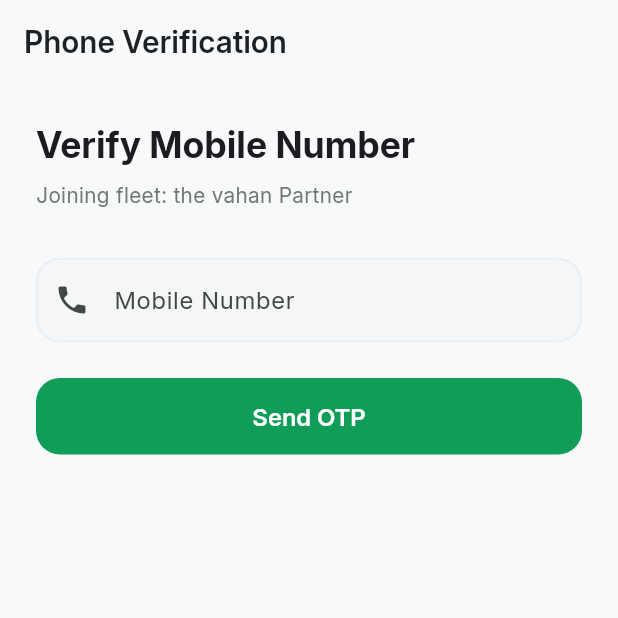
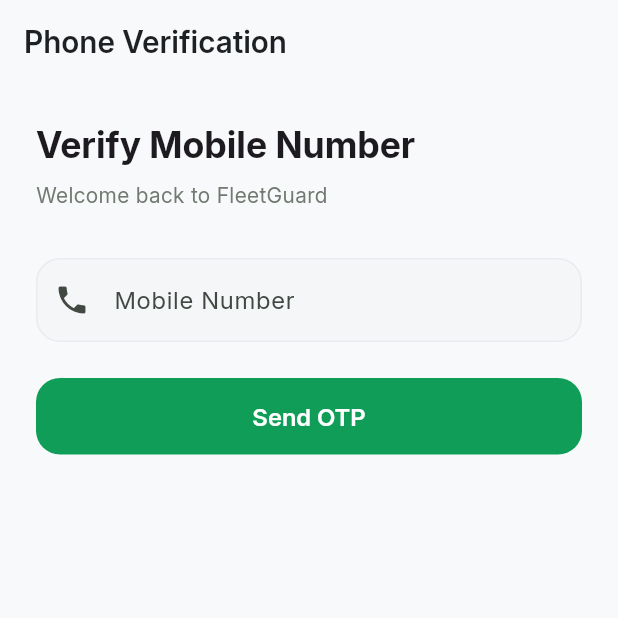
Before and after one commit to FleetGuardAI/fleetguard, a Flutter app: the PhoneVerificationScreen screen opened by its route, on a phone screen of 412 x 824 dp, the top half of it. Run offline on Flutter 3.47's test engine with Material 3 defaults, Android fonts, the phone set to English and light mode, and no system bars; our stand-ins replace connectivity_plus, dio, fl_chart, flutter_local_notifications, flutter_markdown, flutter_riverpod and 11 more; missing offline and left inert: flutter_background_service, flutter_background_service_android, mobile_scanner, syncfusion_flutter_signaturepad; accounts and stored records are empty.

Commit message:
feat(driver_app): redesign login flow for returning drivers without QR

```diff
--- a/driver_app/lib/core/routing/app_router.dart
+++ b/driver_app/lib/core/routing/app_router.dart
@@ -43,7 +43,7 @@ final appRouterProvider = Provider<GoRouter>((ref) {
       final isAuthRoute = state.matchedLocation.startsWith('/auth');
 
       if (!isLoggedIn && !isAuthRoute) {
-        return '/auth/qr-scan';
+        return '/auth/phone-verify';
       }
 
       if (isLoggedIn && isAuthRoute) {
--- a/driver_app/lib/features/auth/data/auth_repository.dart
+++ b/driver_app/lib/features/auth/data/auth_repository.dart
@@ -47,13 +47,13 @@ class AuthRepository {
     }
   }
 
-  Future<Map<String, dynamic>> verifyOtp(String phoneNumber, String reqId, String otp, String inviteToken, [String? msg91Token]) async {
+  Future<Map<String, dynamic>> verifyOtp(String phoneNumber, String reqId, String otp, [String? inviteToken, String? msg91Token]) async {
     try {
       final response = await _dio.post('/api/v1/driver-app/verify-otp', data: {
         'phone_number': phoneNumber,
         'req_id': reqId,
         'otp_code': otp,
-        'invite_token': inviteToken,
+        if (inviteToken != null && inviteToken.isNotEmpty) 'invite_token': inviteToken,
         if (msg91Token != null) 'msg91_token': msg91Token,
       });
       final data = response.data;
--- a/driver_app/lib/features/auth/presentation/screens/phone_verification_screen.dart
+++ b/driver_app/lib/features/auth/presentation/screens/phone_verification_screen.dart
@@ -13,11 +13,11 @@ class PhoneVerificationScreen extends ConsumerStatefulWidget {
 
   const PhoneVerificationScreen({
     super.key,
-    required this.companyName,
-    required this.inviteToken,
+    this.companyName,
+    this.inviteToken,
   });
-  final String companyName;
-  final String inviteToken;
+  final String? companyName;
+  final String? inviteToken;
 
   @override
   ConsumerState<PhoneVerificationScreen> createState() => _PhoneVerificationScreenState();
@@ -58,11 +58,13 @@ class _PhoneVerificationScreenState extends ConsumerState<PhoneVerificationScree
         await SecureStorage.setVerificationStatus(response['verification_status']);
       }
       // Store company name for welcome screen
-      if (widget.companyName.isNotEmpty) {
-        await SecureStorage.setCompanyName(widget.companyName);
+      if (widget.companyName != null && widget.companyName!.isNotEmpty) {
+        await SecureStorage.setCompanyName(widget.companyName!);
       }
       // Store invite token for session persistence
-      await SecureStorage.setInviteToken(widget.inviteToken);
+      if (widget.inviteToken != null && widget.inviteToken!.isNotEmpty) {
+        await SecureStorage.setInviteToken(widget.inviteToken!);
+      }
 
       setState(() => _isLoading = false);
 
@@ -209,7 +211,9 @@ class _PhoneVerificationScreenState extends ConsumerState<PhoneVerificationScree
                   Text(
                     _otpSent
                         ? 'Enter 6-digit OTP sent to ${_phoneController.text}'
-                        : 'Joining fleet: ${widget.companyName.isNotEmpty ? widget.companyName : "the vahan Partner"}',
+                        : (widget.companyName != null && widget.companyName!.isNotEmpty)
+                            ? 'Joining fleet: ${widget.companyName}'
+                            : 'Welcome back to FleetGuard',
                     style: Theme.of(context).textTheme.bodyMedium?.copyWith(
                           color: Theme.of(context).colorScheme.outline,
                         ),
@@ -287,6 +291,18 @@ class _PhoneVerificationScreenState extends ConsumerState<PhoneVerificationScree
                       ),
                     ),
                   ],
+                  if (!_otpSent && widget.inviteToken == null) ...[
+                    const SizedBox(height: 24),
+                    const Divider(),
+                    const SizedBox(height: 16),
+                    Center(
+                      child: TextButton.icon(
+                        onPressed: () => context.push('/auth/qr-scan'),
+                        icon: const Icon(Icons.qr_code_scanner),
+                        label: const Text('New Driver? Scan QR Code to Join'),
+                      ),
+                    ),
+                  ],
                 ],
               ),
             ),
```
Also changed, not shown: 1 other file.
